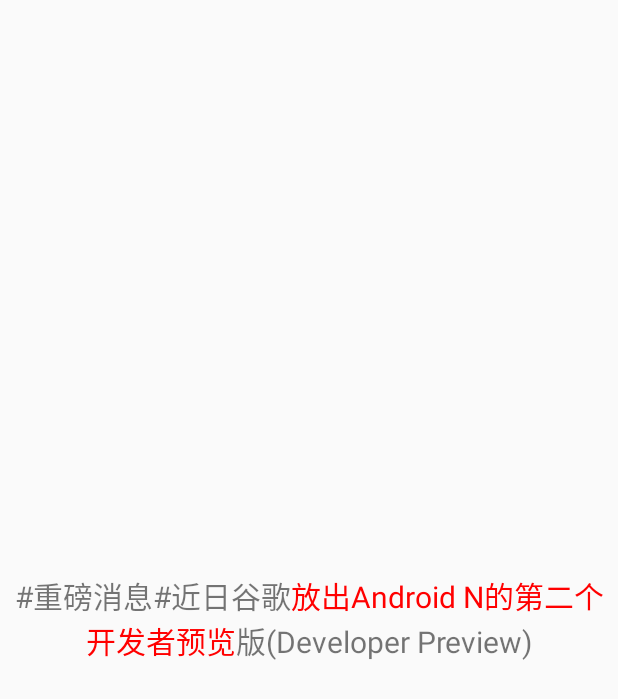
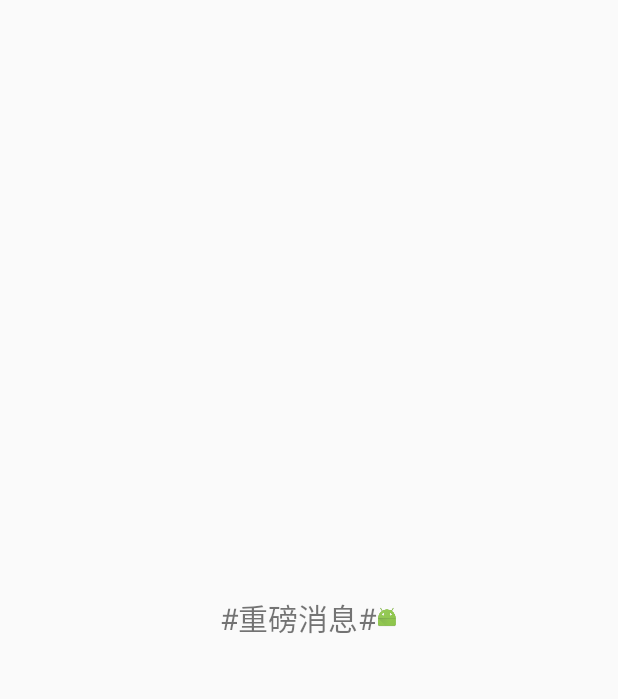
Before and after one commit to tinghaoMa/code, an Android app: the screen it shows after launch (MainActivity), on a phone screen of 412 x 824 dp. Shown: the top 699 px of the screen. Run offline under Robolectric (Android 15) with nearby library versions, the phone set to English and light mode, and no system bars.

Commit message:
添加ImageSpan

```diff
--- /dev/null
+++ b/textview_spannabledemo/app/src/main/java/com/mth/span/VerticalImageSpan.java
@@ -0,0 +1,46 @@
+package com.mth.span;
+
+import android.graphics.Canvas;
+import android.graphics.Paint;
+import android.graphics.Rect;
+import android.graphics.drawable.Drawable;
+import android.text.style.ImageSpan;
+
+public class VerticalImageSpan extends ImageSpan {
+
+    public VerticalImageSpan(Drawable drawable) {
+        super(drawable);
+    }
+
+    public int getSize(Paint paint, CharSequence text, int start, int end,
+                       Paint.FontMetricsInt fontMetricsInt) {
+        Drawable drawable = getDrawable();
+        Rect rect = drawable.getBounds();
+        if (fontMetricsInt != null) {
+            Paint.FontMetricsInt fmPaint = paint.getFontMetricsInt();
+            int fontHeight = fmPaint.bottom - fmPaint.top;
+            int drHeight = rect.bottom - rect.top;
+
+            int top = drHeight / 2 - fontHeight / 4;
+            int bottom = drHeight / 2 + fontHeight / 4;
+
+            fontMetricsInt.ascent = -bottom;
+            fontMetricsInt.top = -bottom;
+            fontMetricsInt.bottom = top;
+            fontMetricsInt.descent = top;
+        }
+        return rect.right;
+    }
+
+    @Override
+    public void draw(Canvas canvas, CharSequence text, int start, int end,
+                     float x, int top, int y, int bottom, Paint paint) {
+        Drawable drawable = getDrawable();
+        canvas.save();
+        int transY = 0;
+        transY = ((bottom - top) - drawable.getBounds().bottom) / 2 + top;
+        canvas.translate(x, transY);
+        drawable.draw(canvas);
+        canvas.restore();
+    }
+}
--- a/textview_spannabledemo/app/src/main/java/com/mth/textview_spannabledemo/MainActivity.java
+++ b/textview_spannabledemo/app/src/main/java/com/mth/textview_spannabledemo/MainActivity.java
@@ -2,7 +2,7 @@ package com.mth.textview_spannabledemo;
 
 import android.app.Activity;
 import android.graphics.Color;
-import android.support.v7.app.AppCompatActivity;
+import android.graphics.drawable.Drawable;
 import android.os.Bundle;
 import android.text.Html;
 import android.text.InputType;
@@ -18,16 +18,20 @@ import android.text.style.ClickableSpan;
 import android.text.style.DrawableMarginSpan;
 import android.text.style.EasyEditSpan;
 import android.text.style.ForegroundColorSpan;
+import android.util.Log;
+import android.util.TypedValue;
 import android.view.View;
 import android.widget.TextView;
 import android.widget.Toast;
 
+import com.mth.span.VerticalImageSpan;
+
 /**
  * 常用的就是上述的四个值，这里我们来分别解释以下:
- *  Spanned.SPAN_EXCLUSIVE_EXCLUSIVE(前后都不包括)[]
- *  Spanned.SPAN_INCLUSIVE_EXCLUSIVE(前面包括，后面不包括)[)
- *  Spanned.SPAN_EXCLUSIVE_INCLUSIVE(前面不包括，后面包括)(]
- *  Spanned.SPAN_INCLUSIVE_INCLUSIVE(前后都包括)()
+ * Spanned.SPAN_EXCLUSIVE_EXCLUSIVE(前后都不包括)[]
+ * Spanned.SPAN_INCLUSIVE_EXCLUSIVE(前面包括，后面不包括)[)
+ * Spanned.SPAN_EXCLUSIVE_INCLUSIVE(前面不包括，后面包括)(]
+ * Spanned.SPAN_INCLUSIVE_INCLUSIVE(前后都包括)()
  */
 public class MainActivity extends Activity {
     private TextView textView;
@@ -44,7 +48,28 @@ public class MainActivity extends Activity {
 //        setCS();  //点击事件
 //        setDMSpan();
 //        setEdit();
-        setfCS();
+//        setfCS();
+        setImageSpan();
+    }
+
+    private void setImageSpan() {
+        String originText = "#重磅消息#";
+        SpannableStringBuilder builder = new SpannableStringBuilder(originText);
+        int size = builder.length();
+        Log.e("MTH", "sizesize=" +size);
+        builder.append("*");
+        Log.e("MTH", "add=" + builder.length());
+        VerticalImageSpan imageSpan = new VerticalImageSpan(getGiftDrawable());
+        builder.setSpan(imageSpan, size, size + 1, Spannable.SPAN_EXCLUSIVE_EXCLUSIVE);
+        textView.setText(builder);
+    }
+
+    private Drawable getGiftDrawable() {
+        int size = (int) TypedValue.applyDimension(TypedValue.COMPLEX_UNIT_DIP, 15, getResources().getDisplayMetrics());
+        Log.e("MTH", "size=" + size);
+        Drawable drawable = getResources().getDrawable(R.mipmap.ic_launcher);
+        drawable.setBounds(0, 0, size, size);
+        return drawable;
     }
 
     /**
@@ -120,7 +145,7 @@ public class MainActivity extends Activity {
     private void setfCS() {
         String source1 = "#重磅消息#近日谷歌放出Android N的第二个开发者预览版(Developer Preview)";
         SpannableString span = new SpannableString(source1);
-        span.setSpan(new ForegroundColorSpan(Color.RED), 10, source1.length()/2+5, Spanned.SPAN_EXCLUSIVE_EXCLUSIVE);
+        span.setSpan(new ForegroundColorSpan(Color.RED), 10, source1.length() / 2 + 5, Spanned.SPAN_EXCLUSIVE_EXCLUSIVE);
         textView.setText(span);
     }
 
--- a/textview_spannabledemo/app/src/main/res/layout/activity_main.xml
+++ b/textview_spannabledemo/app/src/main/res/layout/activity_main.xml
@@ -8,6 +8,6 @@
         android:layout_width="wrap_content"
         android:layout_height="wrap_content"
         android:layout_centerInParent="true"
-        android:textSize="20sp"
-        android:gravity="center" />
+        android:gravity="center"
+        android:textSize="20sp" />
 </RelativeLayout>
```
